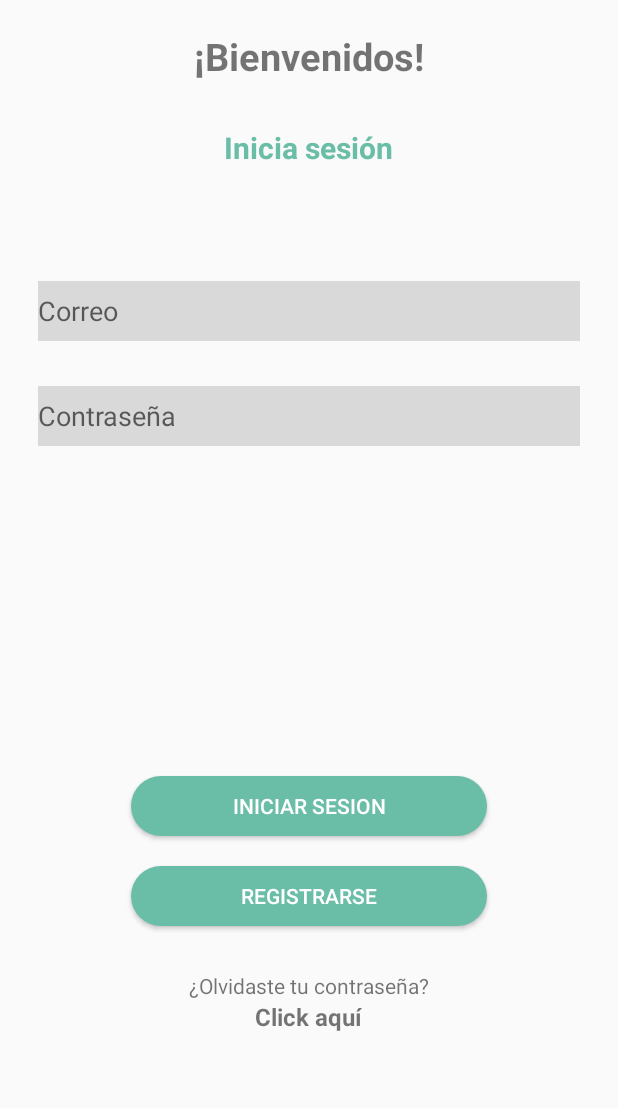
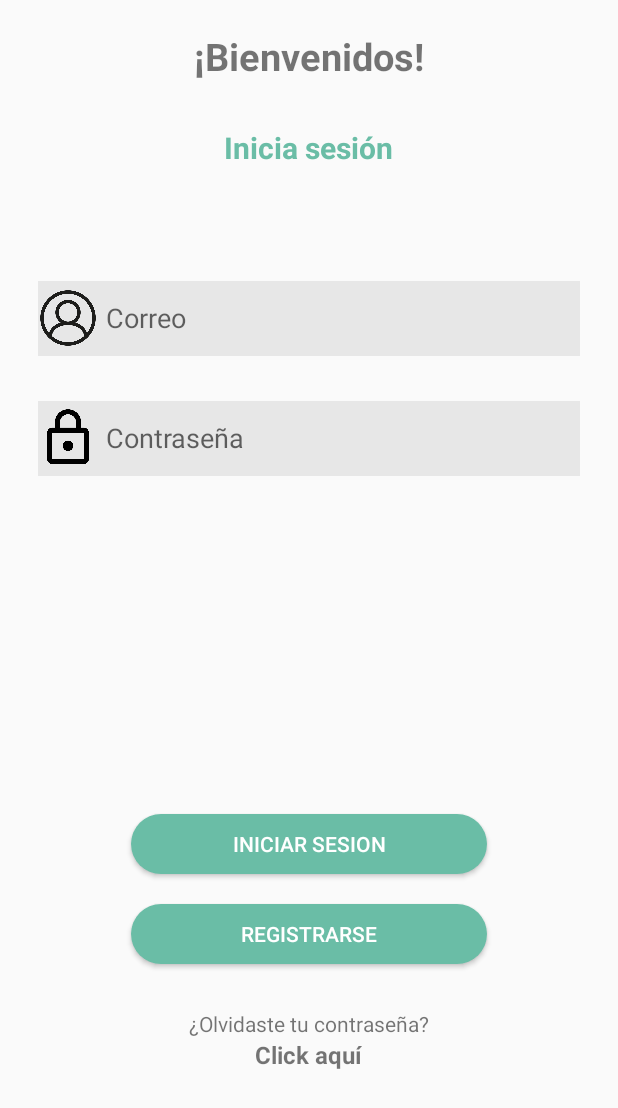
Before and after one commit to 9Michell24/ProyectoFinalEq5, an Android app: the screen it shows after launch (LoginActivity), on a phone screen of 412 x 824 dp. Shown: the top 1108 px of the screen. Run offline under Robolectric (Android 15) with nearby library versions, the phone set to English and light mode, and no system bars.

Commit message:
Pantalla de inicio de sesión terminada

```diff
--- a/GestionInventarios/app/src/main/res/layout/activity_login.xml
+++ b/GestionInventarios/app/src/main/res/layout/activity_login.xml
@@ -31,40 +31,51 @@
 
     <LinearLayout
         android:layout_width="match_parent"
-        android:layout_height="wrap_content"
+        android:layout_height="50dp"
         android:orientation="horizontal"
-        android:layout_marginTop="30dp">
+        android:layout_marginTop="30dp"
+        android:gravity="center"
+        android:layout_marginHorizontal="25dp"
+        android:background="@color/campos_texto">
+
+        <ImageView
+            android:layout_width="40dp"
+            android:layout_height="40dp"
+            android:src="@drawable/icone_utilisateur" />
+
         <EditText
             android:id="@+id/correoIni"
             android:layout_width="match_parent"
             android:layout_height="40dp"
-            android:layout_marginHorizontal="25dp"
+            android:layout_marginLeft="5dp"
             android:hint="Correo"
             android:background="@color/campos_texto"/>
 
-        <ImageView
-            android:layout_width="match_parent"
-            android:layout_height="wrap_content"/>
 
     </LinearLayout>
 
     <LinearLayout
         android:layout_width="match_parent"
-        android:layout_height="wrap_content"
+        android:layout_height="50dp"
         android:orientation="horizontal"
-        android:layout_marginTop="30dp">
+        android:layout_marginTop="30dp"
+        android:gravity="center"
+        android:layout_marginHorizontal="25dp"
+        android:background="@color/campos_texto">
+
+        <ImageView
+            android:layout_width="40dp"
+            android:layout_height="40dp"
+            android:src="@drawable/icone_de_cadenas_de_securite_noir"/>
 
         <EditText
             android:id="@+id/contraIni"
             android:layout_width="match_parent"
             android:layout_height="40dp"
-            android:layout_marginHorizontal="25dp"
+            android:layout_marginLeft="5dp"
             android:hint="Contraseña"
             android:background="@color/campos_texto"/>
 
-        <ImageView
-            android:layout_width="match_parent"
-            android:layout_height="wrap_content"/>
 
     </LinearLayout>
 
@@ -73,7 +84,7 @@
         android:id="@+id/btnLogin"
         android:layout_width="237dp"
         android:layout_height="40dp"
-        android:layout_marginTop="220dp"
+        android:layout_marginTop="225dp"
         android:layout_marginBottom="20dp"
         android:background="@drawable/round_button"
         android:backgroundTint="@color/primary1"
--- a/GestionInventarios/app/src/main/res/values/colors.xml
+++ b/GestionInventarios/app/src/main/res/values/colors.xml
@@ -9,5 +9,5 @@
     <color name="white">#FFFFFFFF</color>
     <color name="primary1">#6ABDA6</color>
     <color name="no_selected">#8A8A8A</color>
-    <color name="campos_texto">#D9D9D9</color>
+    <color name="campos_texto">#E7E7E7</color>
 </resources>
```
Also changed, not shown: GestionInventarios/app/src/main/res/drawable/icone_de_cadenas_de_securite_noir.png (added), GestionInventarios/app/src/main/res/drawable/icone_fleche_gauche_verte.png (added), GestionInventarios/app/src/main/res/drawable/icone_utilisateur.png (added).
